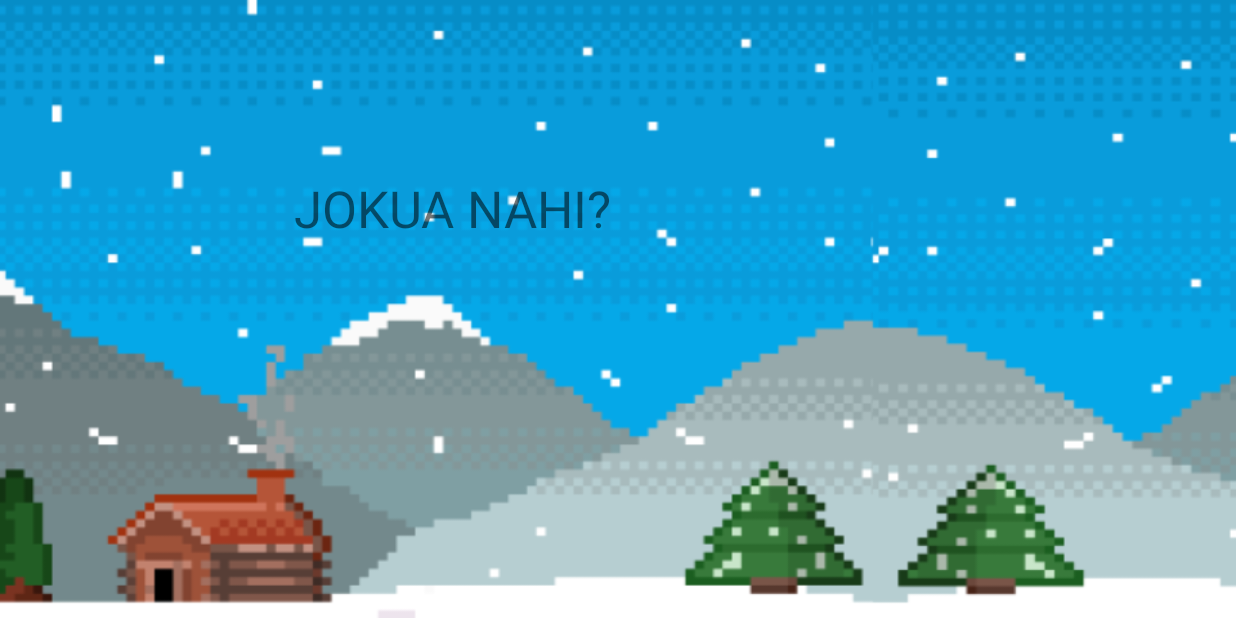
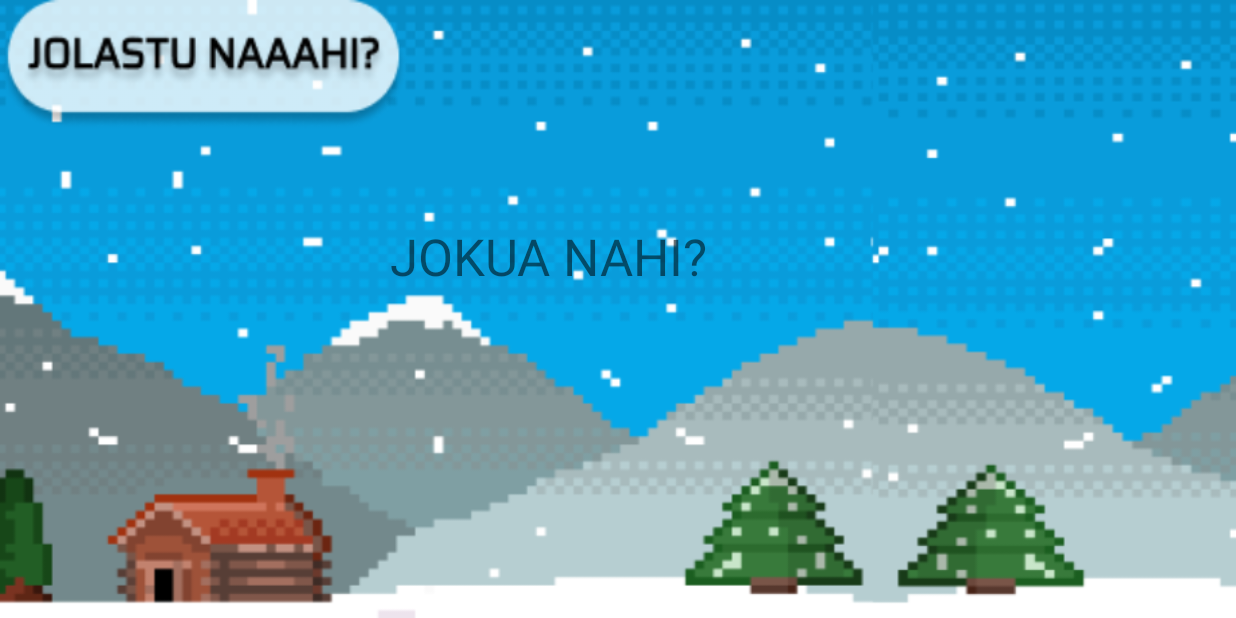
Before and after one commit to MaitaneG/SuperNahii, an Android app: the screen it shows after launch (MainActivity), on a phone screen of 824 x 412 dp (held sideways). Run offline under Robolectric (Android 15) with nearby library versions, the phone set to English and light mode, and no system bars.

Commit message:
Fondoa jartzen

```diff
--- a/SuperNahiiGame/app/src/main/res/layout/activity_main.xml
+++ b/SuperNahiiGame/app/src/main/res/layout/activity_main.xml
@@ -11,10 +11,20 @@
         android:id="@+id/textView"
         android:layout_width="wrap_content"
         android:layout_height="wrap_content"
-        android:layout_marginStart="196dp"
-        android:layout_marginTop="116dp"
+        android:layout_marginStart="260dp"
+        android:layout_marginTop="148dp"
         android:text="JOKUA NAHI?"
         android:textSize="34sp"
         app:layout_constraintStart_toStartOf="parent"
         app:layout_constraintTop_toTopOf="parent" />
+
+    <ImageButton
+        android:layout_width="275dp"
+        android:layout_height="86dp"
+        android:background="@drawable/hasi_botoia"
+        tools:layout_editor_absoluteX="237dp"
+        tools:layout_editor_absoluteY="228dp">
+
+    </ImageButton>
+
 </androidx.constraintlayout.widget.ConstraintLayout>
```
Also changed, not shown: SuperNahiiGame/app/src/main/res/drawable-v24/hasi_botoia.png (added).
